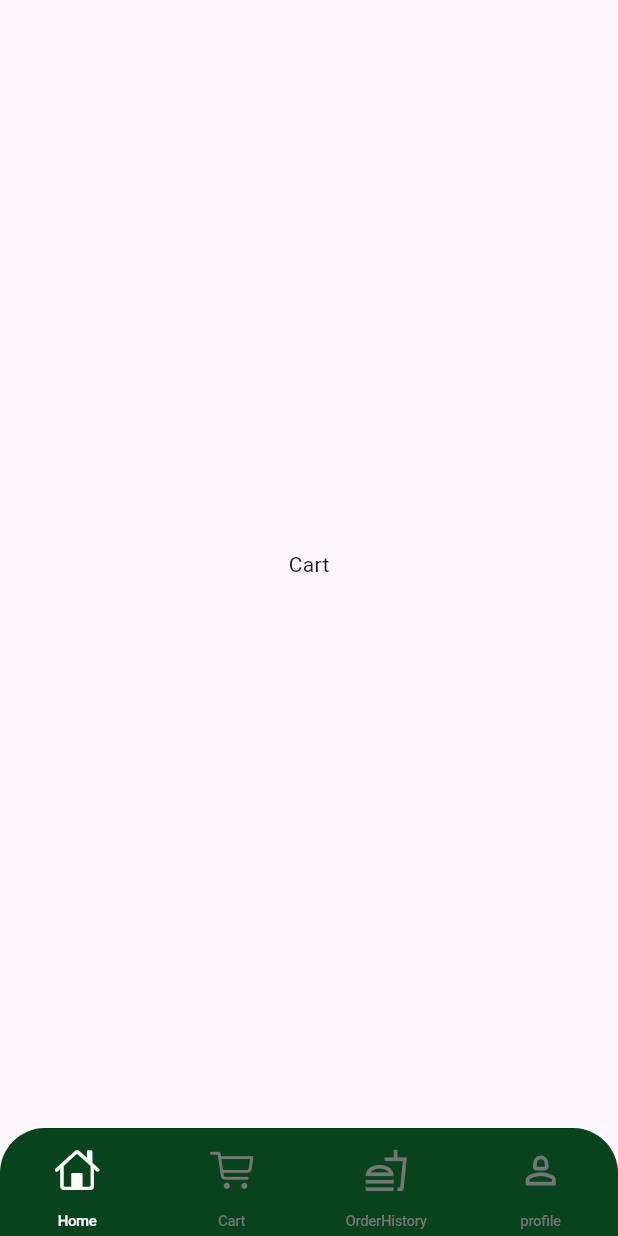
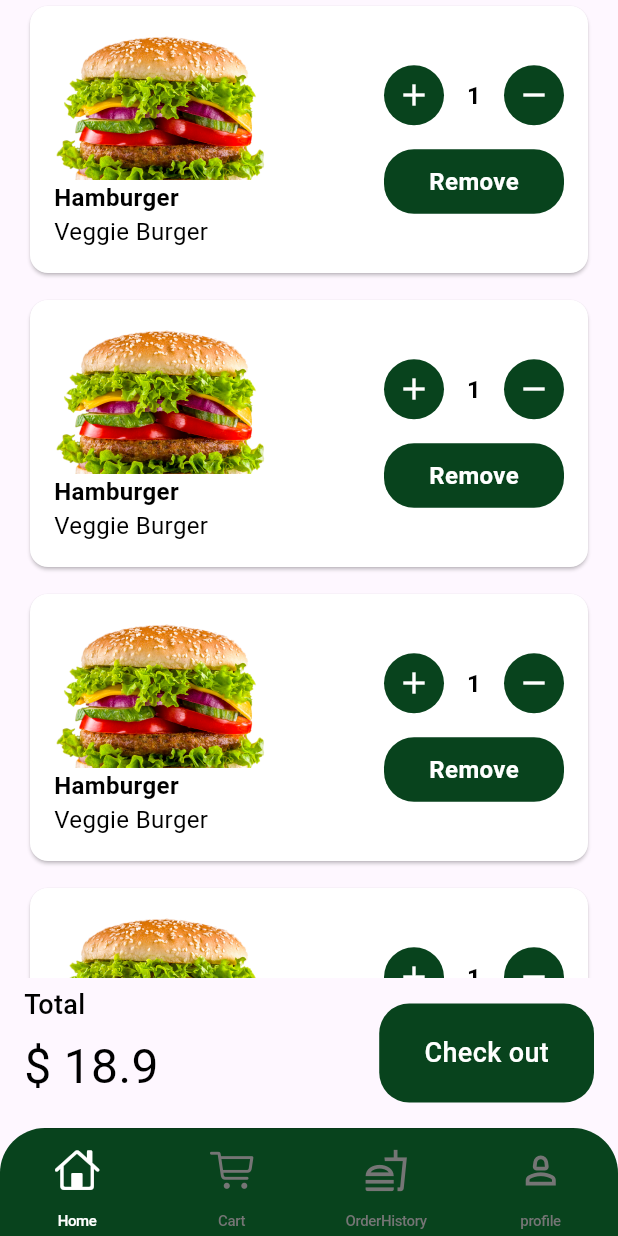
Before and after one commit to AshrafElManDoh/hungry_app, a Flutter app: the screen it shows after launch, swiped to page 2, on a phone screen of 412 x 824 dp. Run offline on Flutter 3.47's test engine with Material 3 defaults, Android fonts, the phone set to English and light mode, and no system bars; our stand-ins replace flutter_svg, gap.

Commit message:
cart view UI

```diff
--- a/lib/core/utils/app_styles.dart
+++ b/lib/core/utils/app_styles.dart
@@ -1,13 +1,16 @@
 import 'package:flutter/material.dart';
 
 abstract class AppStyles {
+  static TextStyle style14() =>
+      TextStyle(fontSize: 14, color: Colors.black, fontWeight: FontWeight.w400);
+  static TextStyle style16() =>
+      TextStyle(fontSize: 16, color: Colors.black, fontWeight: FontWeight.w700);
   static TextStyle style18() => TextStyle(
     fontSize: 18,
     color: Color(0xff7D7D7D),
     fontWeight: FontWeight.w500,
   );
-  static TextStyle style16() =>
-      TextStyle(fontSize: 16, color: Colors.black, fontWeight: FontWeight.w700);
+
   static TextStyle style32() =>
       TextStyle(fontSize: 32, color: Colors.black, fontWeight: FontWeight.w400);
 }
--- a/lib/features/cart/views/cart_view.dart
+++ b/lib/features/cart/views/cart_view.dart
@@ -1,12 +1,43 @@
 import 'package:flutter/material.dart';
+import 'package:gap/gap.dart';
+import 'package:hungry_app/core/widgets/price_button_widget.dart';
+import 'package:hungry_app/features/cart/views/widgets/cart_item.dart';
 
-class CartView extends StatelessWidget {
+class CartView extends StatefulWidget {
   const CartView({super.key});
+
+  @override
+  State<CartView> createState() => _CartViewState();
+}
+
+class _CartViewState extends State<CartView> {
+  List<int> quantities = List.generate(5, (index) => 1);
+  void onChanged(int newValue, int index) {
+    setState(() {
+      if (newValue >= 1) {
+        quantities[index] = newValue;
+      }
+    });
+  }
 
   @override
   Widget build(BuildContext context) {
     return Scaffold(
-      body: Center(child: Text("Cart"),),
+      body: Padding(
+        padding: const EdgeInsets.symmetric(horizontal: 16),
+        child: ListView.separated(
+          itemBuilder: (context, index) => CartItem(
+            count: quantities[index],
+            onChanged: (newValue) => onChanged(newValue, index),
+          ),
+          separatorBuilder: (context, index) => Gap(10),
+          itemCount: 5,
+        ),
+      ),
+      bottomNavigationBar: PriceButtonWidget(
+        titleButton: "Check out",
+        onTap: () {},
+      ),
     );
   }
 }
--- /dev/null
+++ b/lib/features/cart/views/widgets/cart_btn.dart
@@ -0,0 +1,25 @@
+import 'package:flutter/material.dart';
+import 'package:hungry_app/core/constants/app_colors.dart';
+import 'package:hungry_app/core/utils/app_styles.dart';
+
+class CartBtn extends StatelessWidget {
+  const CartBtn({super.key});
+
+  @override
+  Widget build(BuildContext context) {
+    return Container(
+      width: 120,
+      padding: EdgeInsets.symmetric(vertical: 10),
+      decoration: BoxDecoration(
+        color: AppColors.primaryColor,
+        borderRadius: BorderRadius.circular(20),
+      ),
+      child: Center(
+        child: Text(
+          "Remove",
+          style: AppStyles.style16().copyWith(color: Colors.white),
+        ),
+      ),
+    );
+  }
+}
--- /dev/null
+++ b/lib/features/cart/views/widgets/cart_item.dart
@@ -0,0 +1,48 @@
+import 'package:flutter/material.dart';
+import 'package:gap/gap.dart';
+
+import '../../../../core/utils/app_styles.dart';
+import 'cart_btn.dart';
+import 'counter_widget.dart';
+
+class CartItem extends StatelessWidget {
+  const CartItem({super.key, required this.count, required this.onChanged});
+  final int count ;
+  final void Function(int value) onChanged ;
+
+  @override
+  Widget build(BuildContext context) {
+    return Card(
+      color: Colors.white,
+      child: Padding(
+        padding: const EdgeInsets.all(16),
+        child: Row(
+          mainAxisAlignment: MainAxisAlignment.spaceBetween,
+          children: [
+            Column(
+              crossAxisAlignment: CrossAxisAlignment.start,
+              children: [
+                Image.asset("assets/splash/splash.png", height: 100),
+                Text("Hamburger", style: AppStyles.style16()),
+                Text(
+                  "Veggie Burger",
+                  style: AppStyles.style16().copyWith(
+                    fontWeight: FontWeight.w400,
+                  ),
+                ),
+              ],
+            ),
+            Column(
+              mainAxisAlignment: MainAxisAlignment.start,
+              children: [
+                CounterWidget(value: count, onChanged: onChanged),
+                Gap(16),
+                CartBtn(),
+              ],
+            ),
+          ],
+        ),
+      ),
+    );
+  }
+}
--- /dev/null
+++ b/lib/features/cart/views/widgets/counter_widget.dart
@@ -0,0 +1,51 @@
+import 'package:flutter/material.dart';
+import 'package:hungry_app/core/utils/app_styles.dart';
+
+import '../../../../core/constants/app_colors.dart';
+
+class CounterWidget extends StatelessWidget {
+  const CounterWidget({
+    super.key,
+    required this.value,
+    required this.onChanged,
+  });
+  final int value;
+  final void Function(int) onChanged;
+  @override
+  Widget build(BuildContext context) {
+    return SizedBox(
+      width: 120,
+      child: Row(
+        mainAxisAlignment: MainAxisAlignment.spaceBetween,
+        children: [
+          buildCircleAvatar(
+            icon: Icons.add,
+            onTap: () {
+              onChanged(value + 1);
+            },
+          ),
+          Text(value.toString(), style: AppStyles.style16()),
+          buildCircleAvatar(
+            icon: Icons.remove,
+            onTap: () {
+              onChanged(value - 1);
+            },
+          ),
+        ],
+      ),
+    );
+  }
+
+  Widget buildCircleAvatar({
+    required IconData icon,
+    required void Function() onTap,
+  }) {
+    return GestureDetector(
+      onTap: onTap,
+      child: CircleAvatar(
+        backgroundColor: AppColors.primaryColor,
+        child: Icon(icon, color: Colors.white),
+      ),
+    );
+  }
+}
```
